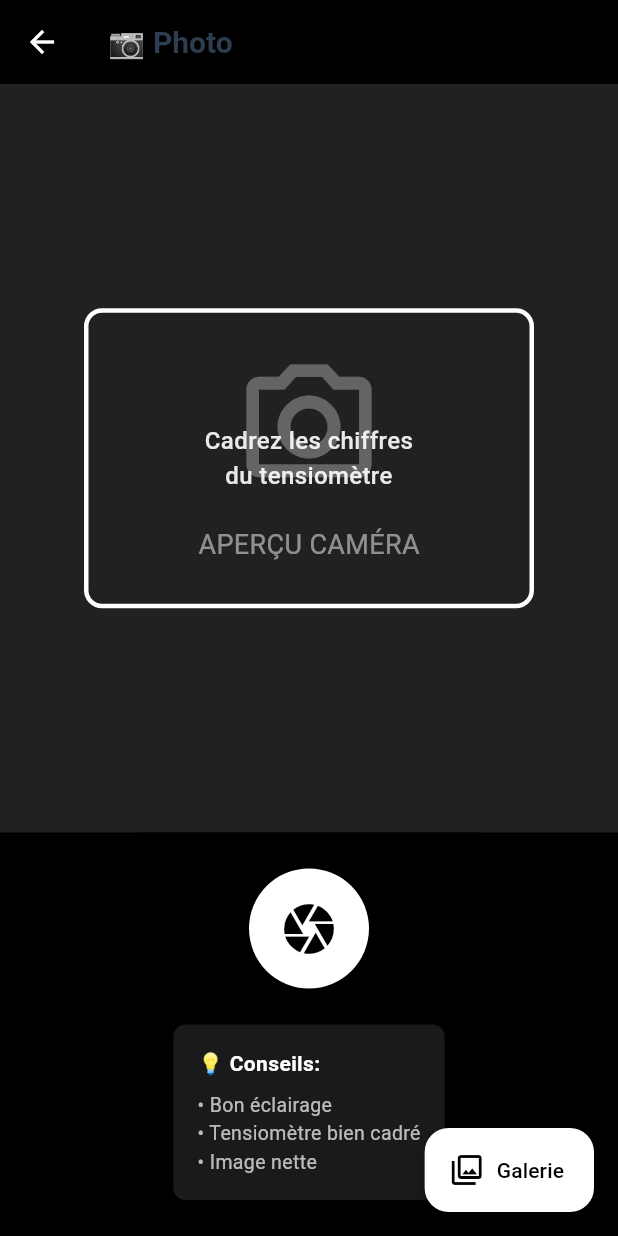
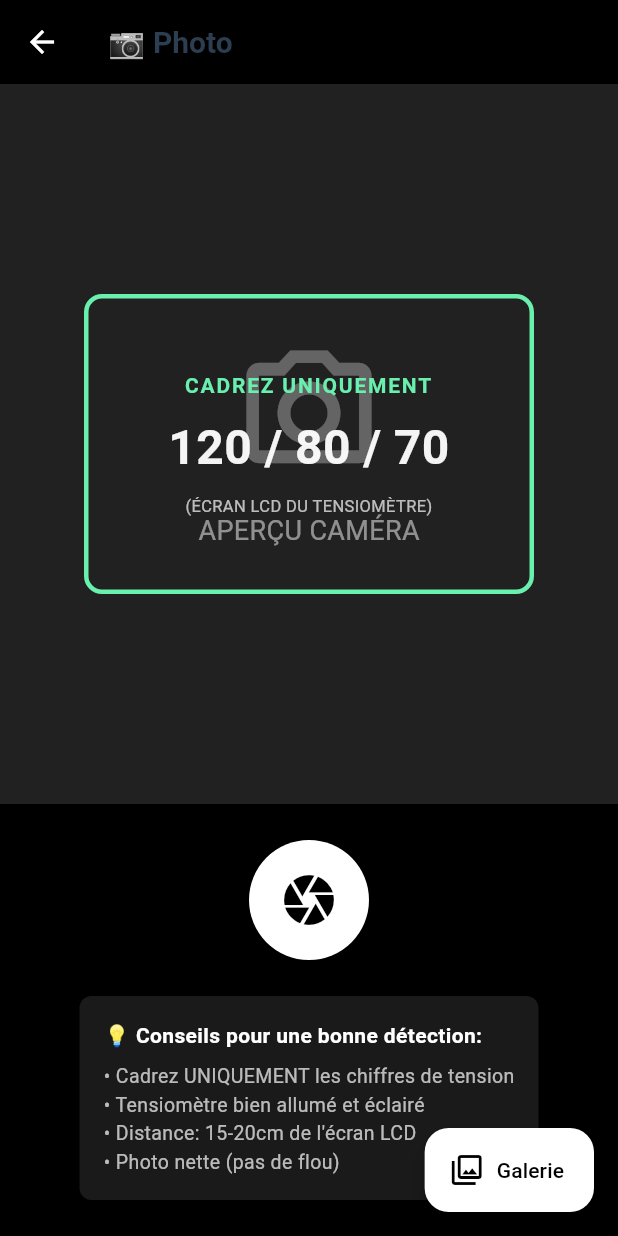
Before and after one commit to BMoutawakil67/dr_Cardio, a Flutter app: the RecordPressurePhotoScreen screen opened by its route, on a phone screen of 412 x 824 dp. Run offline on Flutter 3.47's test engine with Material 3 defaults, Android fonts, the phone set to English and light mode, and no system bars; our stand-ins replace connectivity_plus, fl_chart, hive, hive_flutter, image_picker, local_auth and 3 more; missing offline and left inert: google_mlkit_text_recognition; accounts and stored records are empty.

Commit message:
feat: Amélioration guide OCR - cadrage précis des chiffres LCD

```diff
--- a/lib/screens/patient/record_pressure_photo_screen.dart
+++ b/lib/screens/patient/record_pressure_photo_screen.dart
@@ -118,18 +118,43 @@ class _RecordPressurePhotoScreenState extends State<RecordPressurePhotoScreen> {
                     width: 300,
                     height: 200,
                     decoration: BoxDecoration(
-                      border: Border.all(color: Colors.white, width: 3),
+                      border: Border.all(color: Colors.greenAccent, width: 3),
                       borderRadius: BorderRadius.circular(12),
                     ),
                     child: Center(
-                      child: Text(
-                        'Cadrez les chiffres\ndu tensiomètre',
-                        textAlign: TextAlign.center,
-                        style: TextStyle(
-                          color: Colors.white.withValues(alpha: 0.9),
-                          fontSize: 16,
-                          fontWeight: FontWeight.w500,
-                        ),
+                      child: Column(
+                        mainAxisAlignment: MainAxisAlignment.center,
+                        children: [
+                          Text(
+                            'CADREZ UNIQUEMENT',
+                            textAlign: TextAlign.center,
+                            style: TextStyle(
+                              color: Colors.greenAccent,
+                              fontSize: 14,
+                              fontWeight: FontWeight.w600,
+                              letterSpacing: 1.2,
+                            ),
+                          ),
+                          const SizedBox(height: 8),
+                          Text(
+                            '120 / 80 / 70',
+                            textAlign: TextAlign.center,
+                            style: TextStyle(
+                              color: Colors.white.withValues(alpha: 0.95),
+                              fontSize: 32,
+                              fontWeight: FontWeight.bold,
+                            ),
+                          ),
+                          const SizedBox(height: 8),
+                          Text(
+                            '(ÉCRAN LCD DU TENSIOMÈTRE)',
+                            textAlign: TextAlign.center,
+                            style: TextStyle(
+                              color: Colors.white.withValues(alpha: 0.7),
+                              fontSize: 11,
+                            ),
+                          ),
+                        ],
                       ),
                     ),
                   ),
@@ -169,7 +194,7 @@ class _RecordPressurePhotoScreenState extends State<RecordPressurePhotoScreen> {
                     crossAxisAlignment: CrossAxisAlignment.start,
                     children: [
                       Text(
-                        '💡 Conseils:',
+                        '💡 Conseils pour une bonne détection:',
                         style: TextStyle(
                           color: Colors.white,
                           fontWeight: FontWeight.bold,
@@ -177,15 +202,19 @@ class _RecordPressurePhotoScreenState extends State<RecordPressurePhotoScreen> {
                       ),
                       SizedBox(height: 8),
                       Text(
-                        '• Bon éclairage',
+                        '• Cadrez UNIQUEMENT les chiffres de tension',
                         style: TextStyle(color: Colors.white70, fontSize: 13),
                       ),
                       Text(
-                        '• Tensiomètre bien cadré',
+                        '• Tensiomètre bien allumé et éclairé',
                         style: TextStyle(color: Colors.white70, fontSize: 13),
                       ),
                       Text(
-                        '• Image nette',
+                        '• Distance: 15-20cm de l\'écran LCD',
+                        style: TextStyle(color: Colors.white70, fontSize: 13),
+                      ),
+                      Text(
+                        '• Photo nette (pas de flou)',
                         style: TextStyle(color: Colors.white70, fontSize: 13),
                       ),
                     ],
```
Also changed, not shown: 1 other file.
